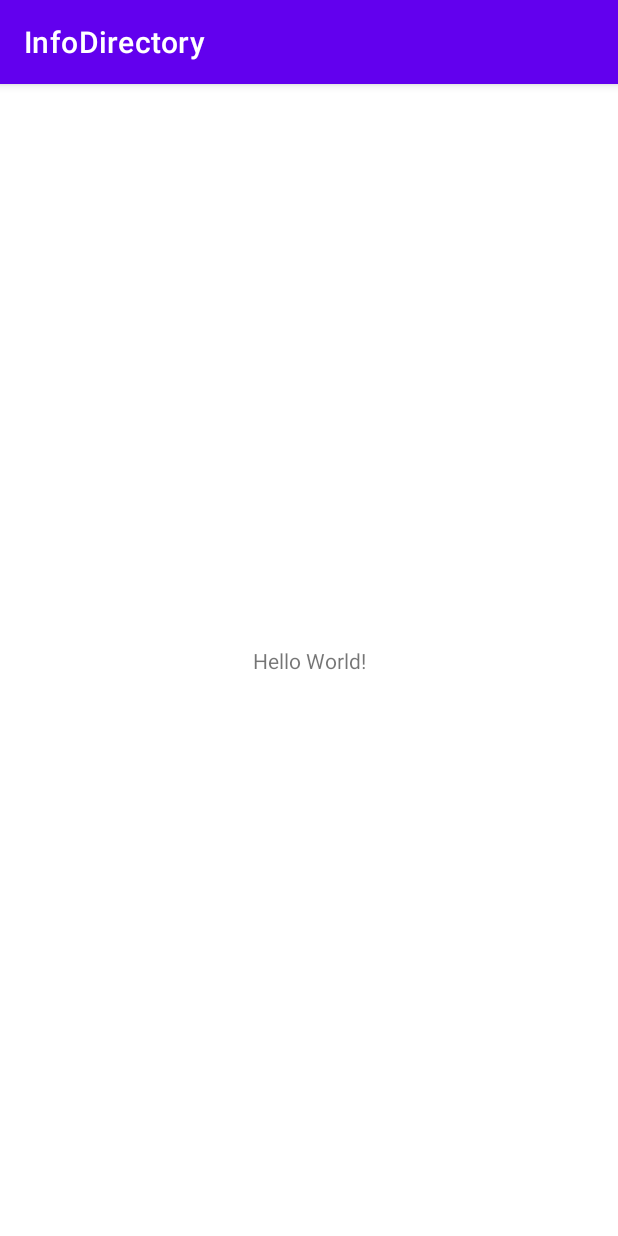
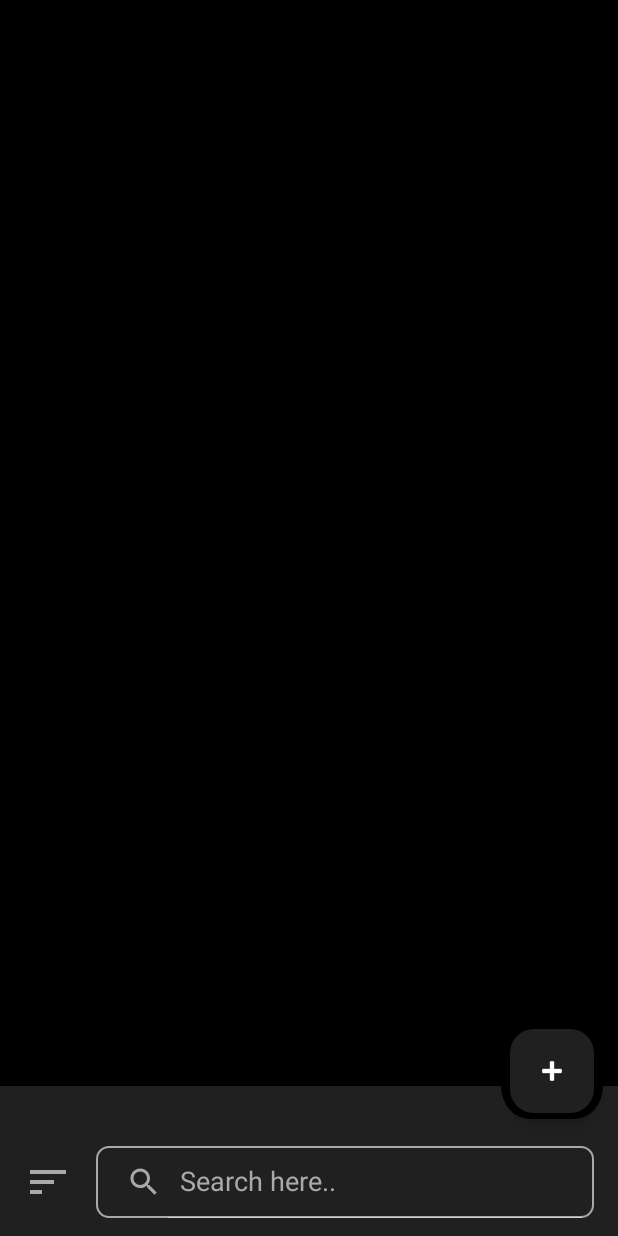
Before and after one commit to sakshichauhan06/InfoDirectory, an Android app: the screen it shows after launch (MainActivity), on a phone screen of 412 x 824 dp. Run offline under Robolectric (Android 15) with nearby library versions, the phone set to English and light mode, and no system bars.

Commit message:
Initial Boilerplate code

```diff
--- /dev/null
+++ b/app/src/main/res/drawable/baseline_close_24.xml
@@ -0,0 +1,5 @@
+<vector android:height="24dp" android:tint="@color/light_gray"
+    android:viewportHeight="24" android:viewportWidth="24"
+    android:width="24dp" xmlns:android="http://schemas.android.com/apk/res/android">
+    <path android:fillColor="@color/light_gray" android:pathData="M19,6.41L17.59,5 12,10.59 6.41,5 5,6.41 10.59,12 5,17.59 6.41,19 12,13.41 17.59,19 19,17.59 13.41,12z"/>
+</vector>
--- /dev/null
+++ b/app/src/main/res/drawable/baseline_delete_outline_24.xml
@@ -0,0 +1,5 @@
+<vector android:height="24dp" android:tint="@color/white"
+    android:viewportHeight="24" android:viewportWidth="24"
+    android:width="24dp" xmlns:android="http://schemas.android.com/apk/res/android">
+    <path android:fillColor="@android:color/white" android:pathData="M6,19c0,1.1 0.9,2 2,2h8c1.1,0 2,-0.9 2,-2L18,7L6,7v12zM8,9h8v10L8,19L8,9zM15.5,4l-1,-1h-5l-1,1L5,4v2h14L19,4z"/>
+</vector>
--- /dev/null
+++ b/app/src/main/res/drawable/baseline_edit_24.xml
@@ -0,0 +1,5 @@
+<vector android:height="24dp" android:tint="#FFFFFF"
+    android:viewportHeight="24" android:viewportWidth="24"
+    android:width="24dp" xmlns:android="http://schemas.android.com/apk/res/android">
+    <path android:fillColor="@android:color/white" android:pathData="M3,17.25V21h3.75L17.81,9.94l-3.75,-3.75L3,17.25zM20.71,7.04c0.39,-0.39 0.39,-1.02 0,-1.41l-2.34,-2.34c-0.39,-0.39 -1.02,-0.39 -1.41,0l-1.83,1.83 3.75,3.75 1.83,-1.83z"/>
+</vector>
--- /dev/null
+++ b/app/src/main/res/drawable/baseline_search_24.xml
@@ -0,0 +1,10 @@
+<vector xmlns:android="http://schemas.android.com/apk/res/android"
+    android:width="24dp"
+    android:height="24dp"
+    android:tint="@color/light_gray"
+    android:viewportWidth="24"
+    android:viewportHeight="24">
+    <path
+        android:fillColor="@color/light_gray"
+        android:pathData="M15.5,14h-0.79l-0.28,-0.27C15.41,12.59 16,11.11 16,9.5 16,5.91 13.09,3 9.5,3S3,5.91 3,9.5 5.91,16 9.5,16c1.61,0 3.09,-0.59 4.23,-1.57l0.27,0.28v0.79l5,4.99L20.49,19l-4.99,-5zM9.5,14C7.01,14 5,11.99 5,9.5S7.01,5 9.5,5 14,7.01 14,9.5 11.99,14 9.5,14z" />
+</vector>
--- /dev/null
+++ b/app/src/main/res/drawable/baseline_sort_24.xml
@@ -0,0 +1,5 @@
+<vector android:autoMirrored="true" android:height="24dp"
+    android:tint="@color/light_gray" android:viewportHeight="24"
+    android:viewportWidth="24" android:width="24dp" xmlns:android="http://schemas.android.com/apk/res/android">
+    <path android:fillColor="@android:color/white" android:pathData="M3,18h6v-2L3,16v2zM3,6v2h18L21,6L3,6zM3,13h12v-2L3,11v2z"/>
+</vector>
--- /dev/null
+++ b/app/src/main/res/drawable/searchview_bg.xml
@@ -0,0 +1,5 @@
+<?xml version="1.0" encoding="utf-8"?>
+<shape xmlns:android="http://schemas.android.com/apk/res/android">
+    <stroke android:color="@color/light_gray" android:width="1dp"/>
+    <corners android:radius="8dp"/>
+</shape>
--- a/app/src/main/res/layout/activity_main.xml
+++ b/app/src/main/res/layout/activity_main.xml
@@ -1,18 +1,79 @@
 <?xml version="1.0" encoding="utf-8"?>
-<androidx.constraintlayout.widget.ConstraintLayout xmlns:android="http://schemas.android.com/apk/res/android"
+<androidx.coordinatorlayout.widget.CoordinatorLayout xmlns:android="http://schemas.android.com/apk/res/android"
     xmlns:app="http://schemas.android.com/apk/res-auto"
     xmlns:tools="http://schemas.android.com/tools"
     android:layout_width="match_parent"
     android:layout_height="match_parent"
+    android:background="@color/black"
     tools:context=".MainActivity">
 
-    <TextView
+
+    <androidx.recyclerview.widget.RecyclerView
+        android:id="@+id/recyclerView"
+        android:layout_width="match_parent"
+        android:layout_height="match_parent"
+        android:layout_marginHorizontal="8dp"
+        android:paddingTop="12dp"
+        android:clipToPadding="false"
+        android:paddingBottom="150dp"
+        tools:listitem="@layout/single_item" />
+
+    <com.google.android.material.floatingactionbutton.FloatingActionButton
+        android:id="@+id/floatingActionButton"
         android:layout_width="wrap_content"
         android:layout_height="wrap_content"
-        android:text="Hello World!"
+        android:backgroundTint="@color/background_color"
+        app:fabSize="auto"
+        app:layout_anchor="@id/bottom_app_bar"
+        app:srcCompat="@android:drawable/ic_input_add"
+        app:tint="@color/white" />
+
+    <com.google.android.material.bottomappbar.BottomAppBar
+        android:id="@+id/bottom_app_bar"
+        style="@style/Widget.MaterialComponents.BottomAppBar.Colored"
+        android:layout_width="match_parent"
+        android:layout_height="100dp"
+        android:layout_gravity="bottom"
+        android:backgroundTint="@color/background_color"
+        app:fabAlignmentMode="end"
+        app:fabCradleMargin="6dp"
+        app:fabCradleRoundedCornerRadius="0dp"
+        app:fabCradleVerticalOffset="10dp"
         app:layout_constraintBottom_toBottomOf="parent"
         app:layout_constraintEnd_toEndOf="parent"
-        app:layout_constraintStart_toStartOf="parent"
-        app:layout_constraintTop_toTopOf="parent" />
+        app:layout_constraintStart_toStartOf="parent">
 
-</androidx.constraintlayout.widget.ConstraintLayout>
+        <androidx.constraintlayout.widget.ConstraintLayout
+            android:layout_width="match_parent"
+            android:layout_height="match_parent">
+
+            <ImageView
+                android:id="@+id/filterBtn"
+                android:layout_width="32dp"
+                android:layout_height="32dp"
+                android:src="@drawable/baseline_sort_24"
+                app:layout_constraintBottom_toBottomOf="@id/searchcView"
+                app:layout_constraintStart_toStartOf="parent"
+                app:layout_constraintTop_toTopOf="@+id/searchcView" />
+
+            <androidx.appcompat.widget.SearchView
+                android:id="@+id/searchcView"
+                android:layout_width="0dp"
+                android:layout_height="wrap_content"
+                android:layout_marginHorizontal="16dp"
+                android:layout_marginBottom="12dp"
+                android:background="@drawable/searchview_bg"
+                android:queryBackground="@android:color/transparent"
+                app:closeIcon="@drawable/baseline_close_24"
+                app:iconifiedByDefault="false"
+                app:layout_constraintBottom_toBottomOf="parent"
+                app:layout_constraintEnd_toEndOf="parent"
+                app:layout_constraintStart_toEndOf="@id/filterBtn"
+                app:queryHint="Search here.."
+                app:searchIcon="@drawable/baseline_search_24" />
+        </androidx.constraintlayout.widget.ConstraintLayout>
+
+
+    </com.google.android.material.bottomappbar.BottomAppBar>
+
+</androidx.coordinatorlayout.widget.CoordinatorLayout>
--- a/app/src/main/res/values-night/themes.xml
+++ b/app/src/main/res/values-night/themes.xml
@@ -1,16 +1,16 @@
 <resources xmlns:tools="http://schemas.android.com/tools">
     <!-- Base application theme. -->
-    <style name="Theme.InfoDirectory" parent="Theme.MaterialComponents.DayNight.DarkActionBar">
-        <!-- Primary brand color. -->
-        <item name="colorPrimary">@color/purple_200</item>
-        <item name="colorPrimaryVariant">@color/purple_700</item>
-        <item name="colorOnPrimary">@color/black</item>
-        <!-- Secondary brand color. -->
-        <item name="colorSecondary">@color/teal_200</item>
-        <item name="colorSecondaryVariant">@color/teal_200</item>
-        <item name="colorOnSecondary">@color/black</item>
-        <!-- Status bar color. -->
-        <item name="android:statusBarColor">?attr/colorPrimaryVariant</item>
-        <!-- Customize your theme here. -->
+    <style name="Base.Theme.InfoDirectory" parent="Theme.Material3.DayNight.NoActionBar">
+        <!-- Customize your light theme here. -->
+        <!-- <item name="colorPrimary">@color/my_light_primary</item> -->
+
+        <item name="android:statusBarColor">@color/black</item>
+        <item name="android:textColorHint">@color/light_gray</item>
+        <item name="android:editTextColor">@android:color/white</item>
     </style>
+    <style name="TextInputLayoutStyle" parent="Widget.MaterialComponents.TextInputLayout.OutlinedBox.Dense">
+        <item name="boxStrokeColor">#fff</item>
+        <item name="boxStrokeWidth">2dp</item>
+    </style>
+    <style name="Theme.InfoDirectory" parent="Base.Theme.InfoDirectory" />
 </resources>
--- a/app/src/main/res/values/colors.xml
+++ b/app/src/main/res/values/colors.xml
@@ -1,10 +1,8 @@
 <?xml version="1.0" encoding="utf-8"?>
 <resources>
-    <color name="purple_200">#FFBB86FC</color>
-    <color name="purple_500">#FF6200EE</color>
-    <color name="purple_700">#FF3700B3</color>
-    <color name="teal_200">#FF03DAC5</color>
-    <color name="teal_700">#FF018786</color>
     <color name="black">#FF000000</color>
     <color name="white">#FFFFFFFF</color>
+
+    <color name="background_color">#FF202020</color>
+    <color name="light_gray">#A9A9A9</color>
 </resources>
--- a/app/src/main/res/values/strings.xml
+++ b/app/src/main/res/values/strings.xml
@@ -1,3 +1,7 @@
 <resources>
     <string name="app_name">InfoDirectory</string>
+
+    <string name="person_name">Person Name</string>
+    <string name="person_age">Person Age</string>
+    <string name="person_city">Person City</string>
 </resources>
--- a/app/src/main/res/values/themes.xml
+++ b/app/src/main/res/values/themes.xml
@@ -1,16 +1,16 @@
 <resources xmlns:tools="http://schemas.android.com/tools">
     <!-- Base application theme. -->
-    <style name="Theme.InfoDirectory" parent="Theme.MaterialComponents.DayNight.DarkActionBar">
-        <!-- Primary brand color. -->
-        <item name="colorPrimary">@color/purple_500</item>
-        <item name="colorPrimaryVariant">@color/purple_700</item>
-        <item name="colorOnPrimary">@color/white</item>
-        <!-- Secondary brand color. -->
-        <item name="colorSecondary">@color/teal_200</item>
-        <item name="colorSecondaryVariant">@color/teal_700</item>
-        <item name="colorOnSecondary">@color/black</item>
-        <!-- Status bar color. -->
-        <item name="android:statusBarColor">?attr/colorPrimaryVariant</item>
-        <!-- Customize your theme here. -->
+    <style name="Base.Theme.InfoDirectory" parent="Theme.Material3.DayNight.NoActionBar">
+        <!-- Customize your light theme here. -->
+        <!-- <item name="colorPrimary">@color/my_light_primary</item> -->
+
+        <item name="android:statusBarColor">@color/black</item>
+        <item name="android:textColorHint">@color/light_gray</item>
+        <item name="android:editTextColor">@android:color/white</item>
     </style>
+    <style name="TextInputLayoutStyle" parent="Widget.MaterialComponents.TextInputLayout.OutlinedBox.Dense">
+        <item name="boxStrokeColor">#fff</item>
+        <item name="boxStrokeWidth">2dp</item>
+    </style>
+    <style name="Theme.InfoDirectory" parent="Base.Theme.InfoDirectory" />
 </resources>
```
Also changed, not shown: app/src/main/res/layout/single_item.xml (added, +106 -0 lines), app/src/main/res/drawable/ic_launcher_background.xml (line endings or trailing spaces).
